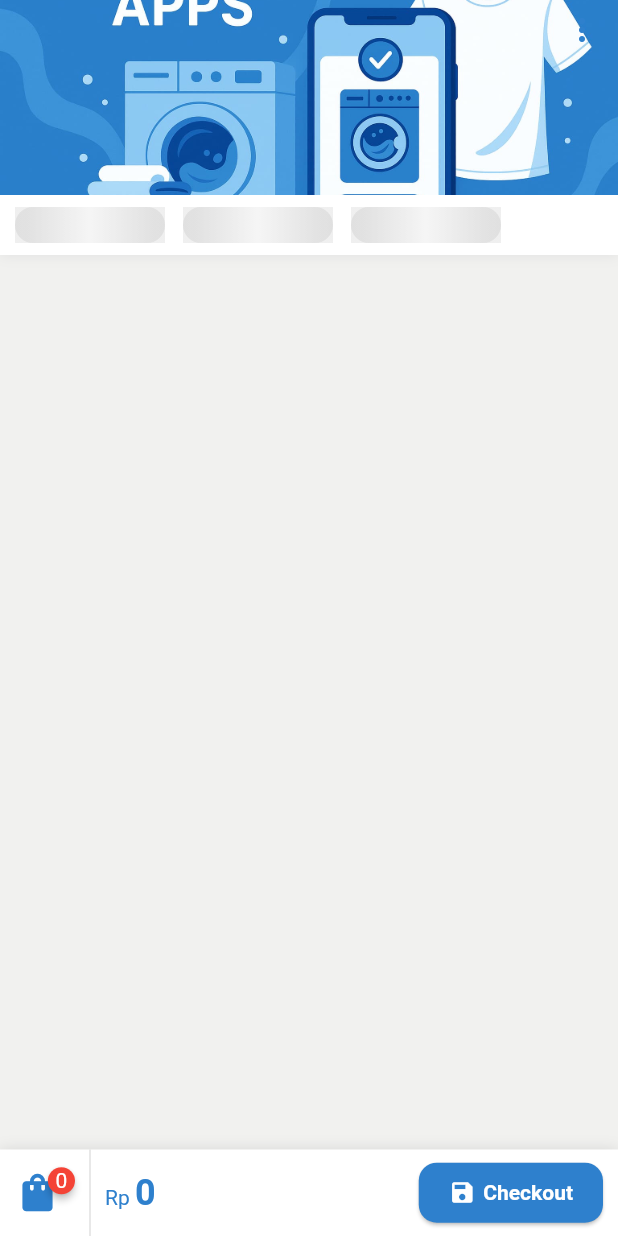
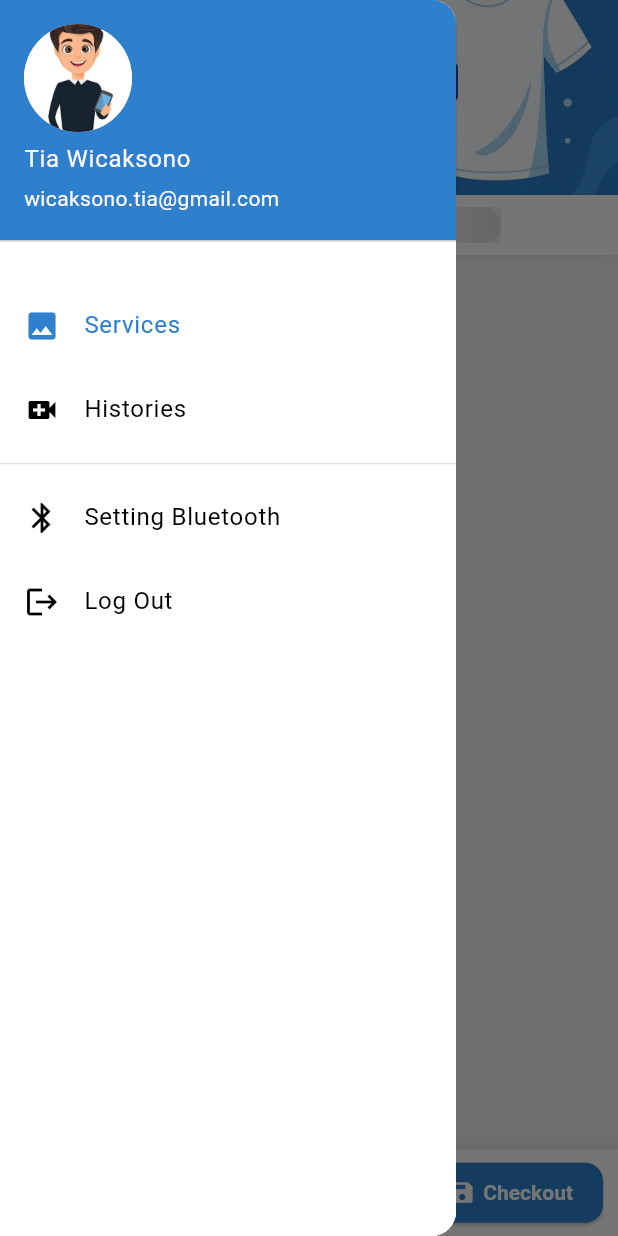
Before and after one commit to wicaksonotia/laundry, a Flutter app: the screen it shows after launch, with the side drawer open (before the commit the screen has no drawer), on a phone screen of 412 x 824 dp. Run offline on Flutter 3.47's test engine with Material 3 defaults, Android fonts, the phone set to English and light mode, and no system bars; drawn by our look-alikes of badges; our stand-ins replace currency_text_input_formatter, dio, flutter_slidable, gap, get, shared_preferences and 1 more; missing offline and left inert: flutter_esc_pos_utils, print_bluetooth_thermal; network calls fail.

Commit message:
nav drawer

```diff
--- /dev/null
+++ b/lib/drawer/nav_drawer.dart
@@ -0,0 +1,90 @@
+import 'package:flutter/material.dart';
+import 'package:gap/gap.dart';
+import 'package:get/get.dart';
+import 'package:laundry/routes.dart';
+import 'package:laundry/utils/colors.dart';
+
+class NavigationDrawer extends StatelessWidget {
+  const NavigationDrawer({super.key});
+
+  @override
+  Widget build(BuildContext context) {
+    return Drawer(
+      child: Container(
+        color: Colors.white,
+        child: ListView(
+          children: [
+            buildDrawerHeader(),
+            Gap(20),
+            buildDrawerItem(
+              icon: Icons.photo,
+              text: "Services",
+              onTap: () => Get.toNamed(RouterClass.servicePage),
+              tileColor: Colors.black,
+              textIconColor:
+                  Get.currentRoute == RouterClass.servicePage
+                      ? MyColors.primary
+                      : Colors.black,
+            ),
+            buildDrawerItem(
+              icon: Icons.video_call,
+              text: "Histories",
+              onTap: () => Get.toNamed(RouterClass.historyPage),
+              tileColor: Colors.black,
+              textIconColor:
+                  Get.currentRoute == RouterClass.historyPage
+                      ? MyColors.primary
+                      : Colors.black,
+            ),
+            Divider(color: Colors.grey.shade300),
+            buildDrawerItem(
+              icon: Icons.bluetooth,
+              text: "Setting Bluetooth",
+              onTap: () => Get.toNamed(RouterClass.historyPage),
+              tileColor: Colors.black,
+              textIconColor: Colors.black,
+            ),
+            buildDrawerItem(
+              icon: Icons.logout,
+              text: "Log Out",
+              onTap: () => Get.toNamed(RouterClass.historyPage),
+              tileColor: Colors.black,
+              textIconColor: Colors.black,
+            ),
+          ],
+        ),
+      ),
+    );
+  }
+
+  Widget buildDrawerHeader() {
+    return UserAccountsDrawerHeader(
+      decoration: BoxDecoration(color: MyColors.primary),
+      accountName: Text("Tia Wicaksono"),
+      accountEmail: Text("wicaksono.tia@gmail.com"),
+      currentAccountPicture: CircleAvatar(
+        backgroundImage: AssetImage('assets/images/man.jpg'),
+      ),
+      currentAccountPictureSize: Size.square(72),
+      // otherAccountsPictures: [
+      //   CircleAvatar(backgroundColor: Colors.white, child: Text("TW")),
+      // ],
+      otherAccountsPicturesSize: Size.square(50),
+    );
+  }
+
+  Widget buildDrawerItem({
+    required String text,
+    required IconData icon,
+    required Color textIconColor,
+    required Color? tileColor,
+    required VoidCallback onTap,
+  }) {
+    return ListTile(
+      leading: Icon(icon, color: textIconColor),
+      title: Text(text, style: TextStyle(color: textIconColor)),
+      tileColor: tileColor,
+      onTap: onTap,
+    );
+  }
+}
--- a/lib/main.dart
+++ b/lib/main.dart
@@ -25,7 +25,7 @@ class MyApp extends StatelessWidget {
       defaultTransition: Transition.fadeIn,
       transitionDuration: const Duration(milliseconds: 500),
       debugShowCheckedModeBanner: false,
-      initialRoute: RouterClass.servicepage,
+      initialRoute: RouterClass.servicePage,
     );
   }
 }
--- a/lib/routes.dart
+++ b/lib/routes.dart
@@ -1,13 +1,22 @@
 import 'package:get/get.dart';
 import 'package:laundry/bottom_bar/bottom_screen.dart';
+import 'package:laundry/page/bluetooth_setting_page.dart';
+import 'package:laundry/page/history/history_page.dart';
 import 'package:laundry/page/service/service_page.dart';
 
 class RouterClass {
   static String navigation = '/navigation';
-  static String servicepage = '/servicepage';
+  static String servicePage = '/service_page';
+  static String historyPage = '/history_page';
+  static String bluetoothSettingPage = "/bluetooth_setting_page";
 
   static List<GetPage> routes = [
     GetPage(page: () => const BottomScreen(), name: navigation),
-    GetPage(page: () => const ServicePage(), name: servicepage),
+    GetPage(page: () => const ServicePage(), name: servicePage),
+    GetPage(page: () => const HistoryPage(), name: historyPage),
+    GetPage(
+      page: () => const BluetoothSettingPage(),
+      name: bluetoothSettingPage,
+    ),
   ];
 }
```
Also changed, not shown: lib/page/bluetooth_setting_page.dart (added, +484 -0 lines), lib/page/history/history_page.dart (added, +25 -0 lines), lib/page/service/service_page.dart (+13 -47 lines).
